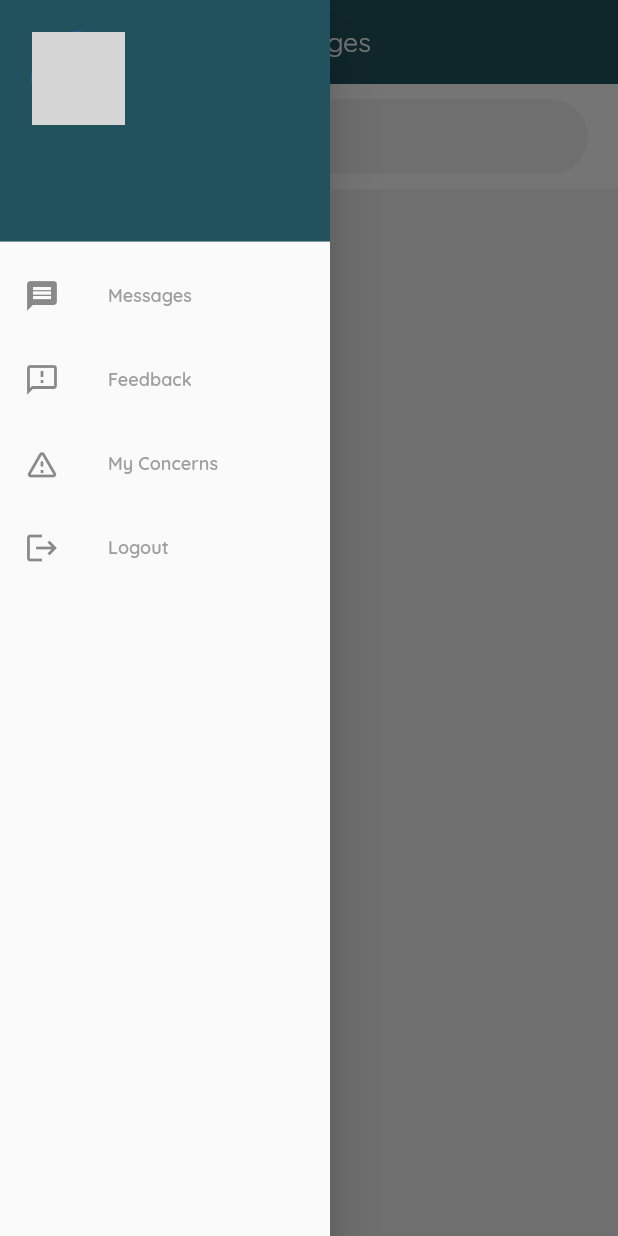
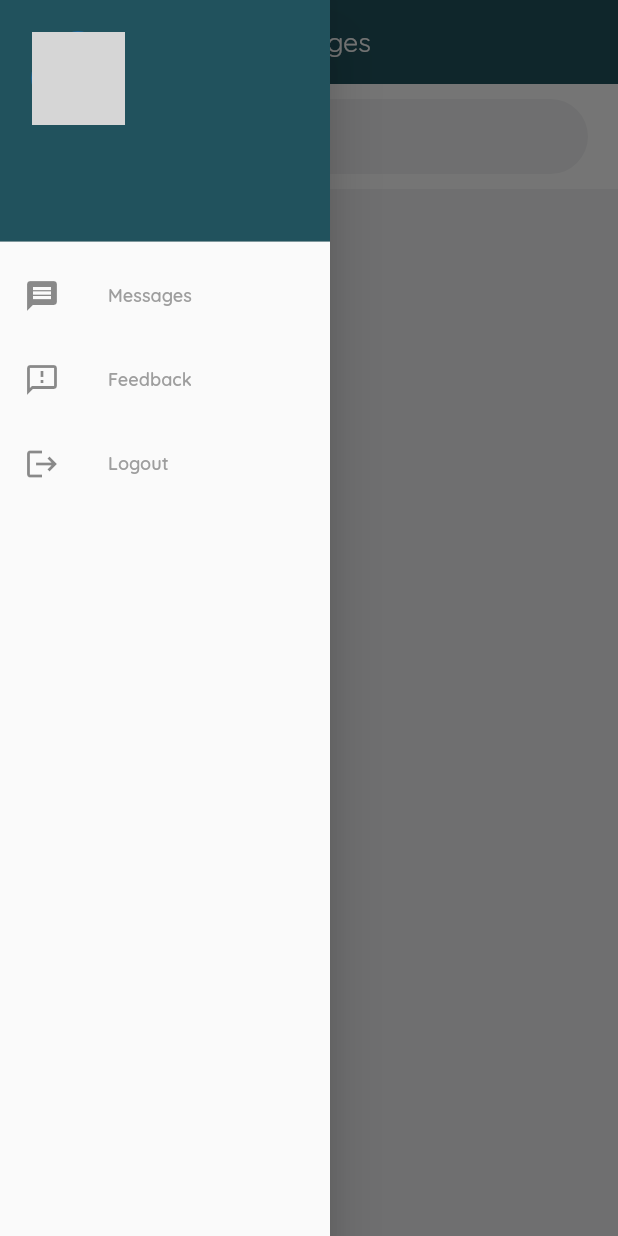
Before and after one commit to lansoyyy/Studcon_Mobile, a Flutter app: the screen it shows once a user with an empty profile is signed in, with the side drawer open, on a phone screen of 412 x 824 dp. Run offline on Flutter 3.47's test engine with Material 2 defaults, Android fonts, the phone set to English and light mode, and no system bars; our stand-ins replace cloud_firestore, firebase_auth, firebase_core, firebase_storage, flutter_riverpod, fluttertoast and 2 more; accounts and stored records are empty; network calls fail; grey boxes are pictures that could not be loaded.

Commit message:
removed my concerns section

```diff
--- a/lib/widgets/drawer_widget.dart
+++ b/lib/widgets/drawer_widget.dart
@@ -4,7 +4,6 @@ import 'package:cloud_firestore/cloud_firestore.dart';
 import 'package:consultation_system_mobile/auth/login_page.dart.dart';
 import 'package:consultation_system_mobile/screens/feedback_page.dart';
 import 'package:consultation_system_mobile/screens/home_screen.dart';
-import 'package:consultation_system_mobile/screens/my_concerns_page.dart';
 import 'package:consultation_system_mobile/utils/colors.dart';
 import 'package:consultation_system_mobile/widgets/text_widget.dart';
 import 'package:firebase_auth/firebase_auth.dart';
@@ -181,18 +180,6 @@ class _MyDrawerState extends State<DrawerWidget> {
               },
             ),
             ListTile(
-              leading: const Icon(Icons.warning_amber_rounded),
-              title: TextBold(
-                text: 'My Concerns',
-                fontSize: 12,
-                color: Colors.grey,
-              ),
-              onTap: () {
-                Navigator.of(context).pushReplacement(MaterialPageRoute(
-                    builder: (context) => const MyConcernPage()));
-              },
-            ),
-            ListTile(
               leading: const Icon(Icons.logout),
               title: TextBold(
                 text: 'Logout',
```
